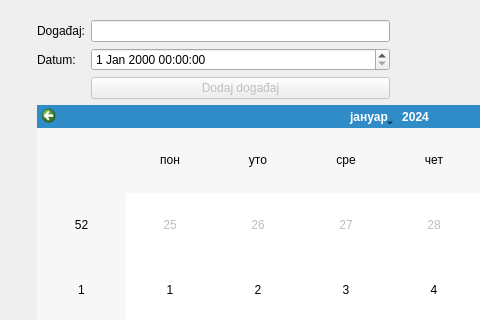
bogdans55/StudySphere, file app/forms/mainwindow.ui: the form before one commit; both pictures show x 138 to 618 and y 0 to 320 of the 900 by 600 pixel window.
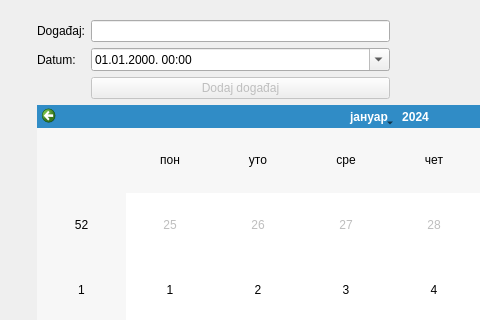
The form after the commit. Icons and pictures are not drawn.

Commit message: Connected calendar class with ui elements

Patch:
```diff
--- a/app/forms/mainwindow.ui
+++ b/app/forms/mainwindow.ui
@@ -576,7 +576,14 @@
             </widget>
            </item>
            <item row="1" column="1">
-            <widget class="QDateTimeEdit" name="dateTimeEdit_eventTime"/>
+            <widget class="QDateTimeEdit" name="dateTimeEdit_eventTime">
+             <property name="displayFormat">
+              <string>dd.MM.yyyy. HH:mm</string>
+             </property>
+             <property name="calendarPopup">
+              <bool>true</bool>
+             </property>
+            </widget>
            </item>
            <item row="2" column="1">
             <widget class="QPushButton" name="pushButton_addEvent">
```
The commit also changes 4 other files.
